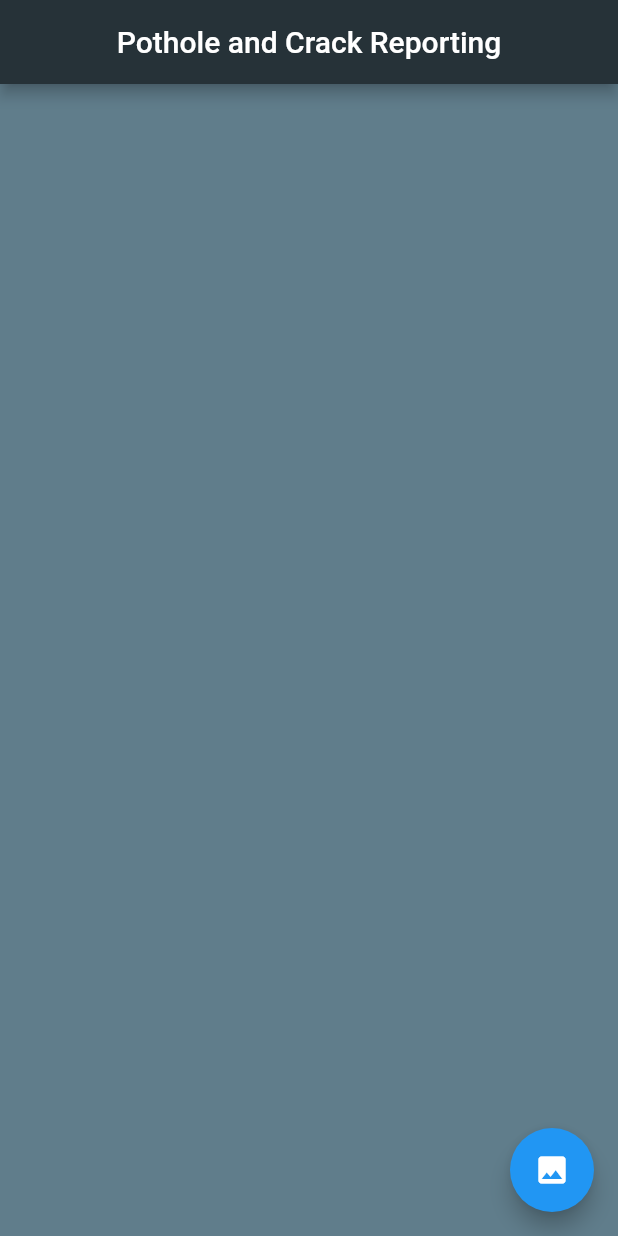
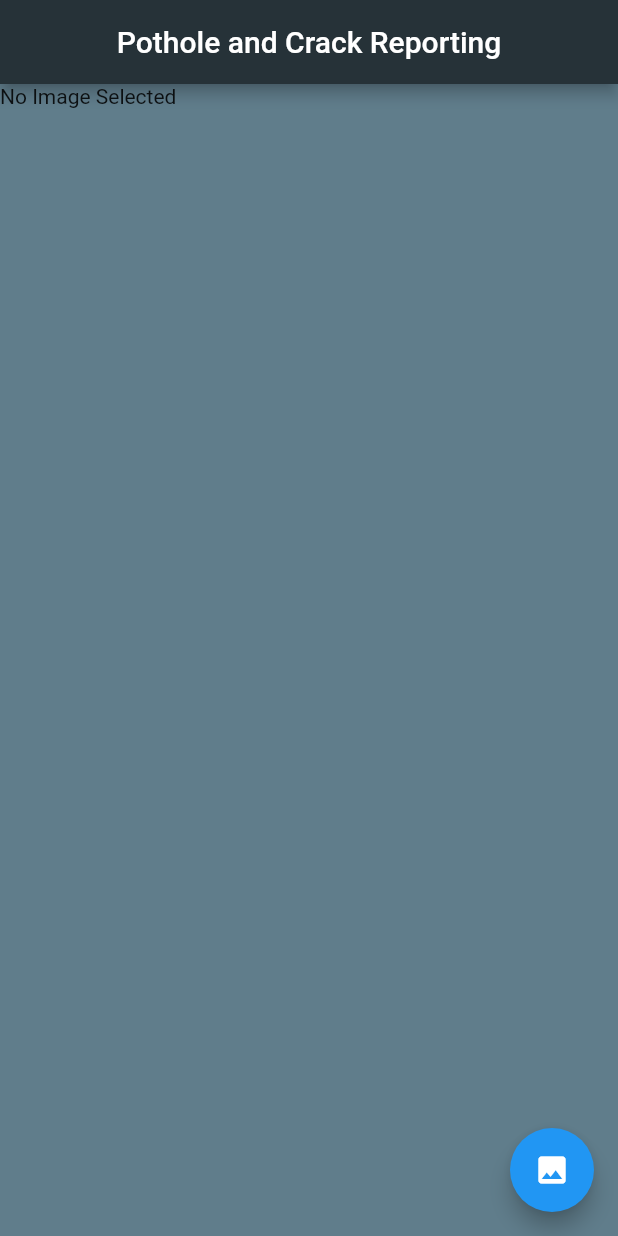
Before and after one commit to ridhianand16/pothole_detection, a Flutter app: the screen it shows after launch, on a phone screen of 412 x 824 dp. Run offline on Flutter 3.47's test engine with Material 2 defaults, Android fonts, the phone set to English and light mode, and no system bars; our stand-ins replace image_picker; missing offline and left inert: tflite.

Commit message:
Latest Version

```diff
--- a/lib/main.dart
+++ b/lib/main.dart
@@ -167,7 +167,7 @@ class MyBodyState extends State<BodyState> {
         onPressed: selectFromImagePicker,
       ),
       body: Stack(
-        //children: stackChildren,
+        children: stackChildren,
       ),
     );
   }
```
